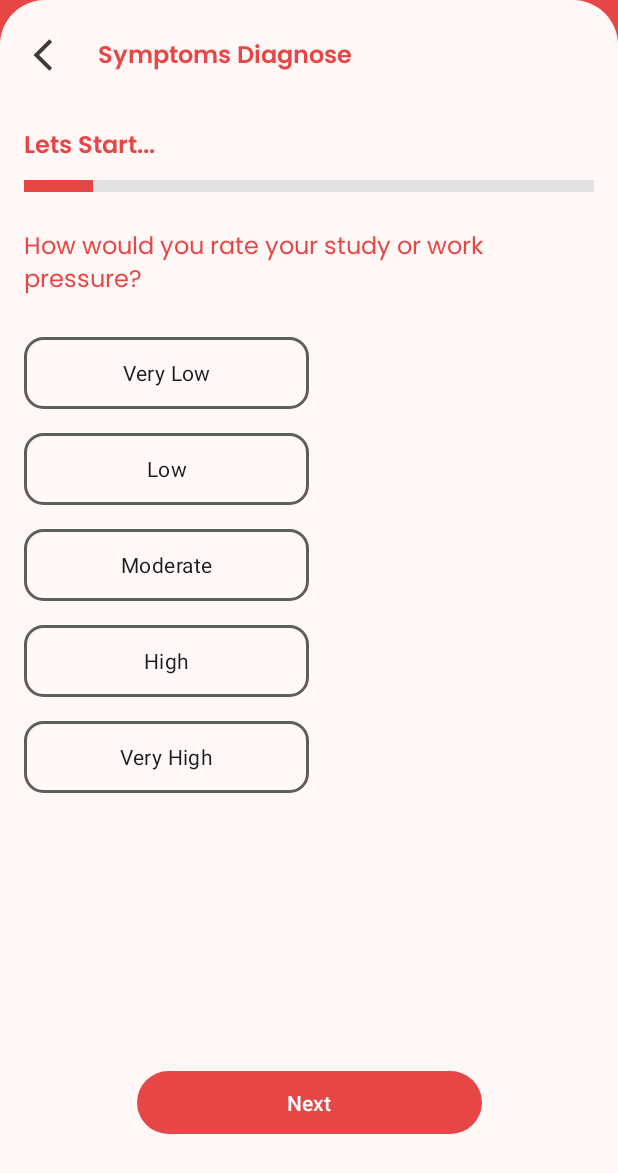
After one commit to FuadHmdn/Mental.ly-app, an Android app: the layout activity_diagnose_symptoms.xml on its own in the app's theme, with its tools: preview values and no code run, on a phone screen of 412 x 824 dp. The commit adds this screen. Shown: the top 1173 px of the screen. Run offline under Robolectric (Android 15) with nearby library versions, the phone set to English and light mode, and no system bars.

Commit message:
create input diagnose

```diff
--- a/app/src/main/AndroidManifest.xml
+++ b/app/src/main/AndroidManifest.xml
@@ -12,6 +12,9 @@
         android:supportsRtl="true"
         android:theme="@style/Theme.Mentallyapp"
         tools:targetApi="31">
+        <activity
+            android:name="com.c242ps188.mentally_app.ui.view.diagnose.DiagnoseSymptomsActivity"
+            android:exported="false" />
         <activity
             android:name="com.c242ps188.mentally_app.ui.view.detailnews.DetailNewsActivity"
             android:exported="false" />
--- /dev/null
+++ b/app/src/main/java/com/c242ps188/mentally_app/ui/view/diagnose/DiagnoseSymptomsActivity.kt
@@ -0,0 +1,105 @@
+package com.c242ps188.mentally_app.ui.view.diagnose
+
+import android.os.Bundle
+import android.util.Log
+import android.view.View
+import android.widget.AdapterView
+import android.widget.ArrayAdapter
+import android.widget.Toast
+import androidx.activity.enableEdgeToEdge
+import androidx.appcompat.app.AppCompatActivity
+import androidx.core.view.ViewCompat
+import androidx.core.view.WindowInsetsCompat
+import com.C242PS188.mentally_app.R
+import com.C242PS188.mentally_app.databinding.ActivityDiagnoseSymptomsBinding
+
+class DiagnoseSymptomsActivity : AppCompatActivity() {
+
+    private lateinit var binding: ActivityDiagnoseSymptomsBinding
+    private val ageOptions = (10..45).map { it.toString() }
+    private var diagnoseProgress = 1
+
+    override fun onCreate(savedInstanceState: Bundle?) {
+        super.onCreate(savedInstanceState)
+        enableEdgeToEdge()
+        binding = ActivityDiagnoseSymptomsBinding.inflate(layoutInflater)
+        setContentView(binding.root)
+        ViewCompat.setOnApplyWindowInsetsListener(findViewById(R.id.main)) { v, insets ->
+            val systemBars = insets.getInsets(WindowInsetsCompat.Type.systemBars())
+            v.setPadding(systemBars.left, systemBars.top, systemBars.right, 0)
+            insets
+        }
+
+        setListener()
+        updateUI()
+    }
+
+    private fun updateUI() {
+        when (diagnoseProgress) {
+            1 -> {
+                binding.diagnose1.visibility = View.VISIBLE
+                binding.diagnose2.visibility = View.GONE
+                binding.btnStart.visibility = View.VISIBLE
+                Log.d("DIAGNOSE", binding.diagnose2.visibility.toString())
+            }
+            2 -> {
+                binding.diagnose2.visibility = View.VISIBLE
+                binding.diagnose1.visibility = View.GONE
+                binding.btnStart.visibility = View.VISIBLE
+                Log.d("DIAGNOSE", binding.diagnose2.visibility.toString())
+            }
+        }
+    }
+
+
+    private fun setListener() {
+        val adapter = ArrayAdapter(
+            this,
+            android.R.layout.simple_spinner_item,
+            ageOptions
+        )
+
+        adapter.setDropDownViewResource(android.R.layout.simple_spinner_dropdown_item)
+        binding.spinnerAge.adapter = adapter
+
+        binding.spinnerAge.onItemSelectedListener = object: AdapterView.OnItemSelectedListener {
+            override fun onItemSelected(
+                parent: AdapterView<*>?,
+                view: View?,
+                position: Int,
+                id: Long
+            ) {
+                val age = parent?.getItemAtPosition(position).toString()
+                showToast(age)
+            }
+
+            override fun onNothingSelected(parent: AdapterView<*>?) {}
+
+        }
+
+        binding.radioGroupGender.setOnCheckedChangeListener { group, checkedId ->
+            when(checkedId){
+                R.id.radio_male -> {
+
+                }
+                R.id.radio_female -> {
+
+                }
+            }
+        }
+
+        binding.btnStart.setOnClickListener {
+            diagnoseProgress = 2
+            updateUI()
+            binding.diagnose2.visibility = View.VISIBLE
+        }
+
+        binding.btnBack.setOnClickListener {
+            finish()
+        }
+    }
+
+    private fun showToast(message: String){
+        Toast.makeText(this@DiagnoseSymptomsActivity, message, Toast.LENGTH_LONG).show()
+    }
+}
--- a/app/src/main/java/com/c242ps188/mentally_app/ui/view/home/HomeActivity.kt
+++ b/app/src/main/java/com/c242ps188/mentally_app/ui/view/home/HomeActivity.kt
@@ -8,6 +8,7 @@ import androidx.core.view.ViewCompat
 import androidx.core.view.WindowInsetsCompat
 import com.C242PS188.mentally_app.R
 import com.C242PS188.mentally_app.databinding.ActivityHomeBinding
+import com.c242ps188.mentally_app.ui.view.diagnose.DiagnoseSymptomsActivity
 import com.c242ps188.mentally_app.ui.view.login.LoginActivity
 
 class HomeActivity : AppCompatActivity() {
@@ -33,5 +34,10 @@ class HomeActivity : AppCompatActivity() {
             val intent = Intent(this, LoginActivity::class.java)
             startActivity(intent)
         }
+
+        bindig.cvDiagnoseFromSymptomps.setOnClickListener {
+            val intent = Intent(this, DiagnoseSymptomsActivity::class.java)
+            startActivity(intent)
+        }
     }
 }
--- /dev/null
+++ b/app/src/main/res/drawable/bg_progress_bar.xml
@@ -0,0 +1,17 @@
+<layer-list xmlns:android="http://schemas.android.com/apk/res/android">
+    <!-- Latar belakang progress bar -->
+    <item android:id="@android:id/background">
+        <shape>
+            <solid android:color="@color/md_theme_secondaryFixed" />
+        </shape>
+    </item>
+
+    <!-- Progress -->
+    <item android:id="@android:id/progress">
+        <clip>
+            <shape>
+                <solid android:color="@color/md_theme_primary" />
+            </shape>
+        </clip>
+    </item>
+</layer-list>
--- /dev/null
+++ b/app/src/main/res/drawable/bg_radio_button.xml
@@ -0,0 +1,21 @@
+<selector xmlns:android="http://schemas.android.com/apk/res/android">
+    <!-- Status ketika RadioButton dipilih -->
+    <item android:state_checked="true">
+        <shape>
+            <stroke android:width="2dp" android:color="@color/md_theme_secondary_highContrast" />
+            <solid android:color="@color/md_theme_primary" />
+            <corners android:radius="16dp" />
+            <padding android:left="16dp" android:right="16dp" android:top="8dp" android:bottom="8dp" />
+        </shape>
+    </item>
+
+    <!-- Status ketika RadioButton tidak dipilih -->
+    <item>
+        <shape>
+            <stroke android:width="2dp" android:color="@color/md_theme_secondary_highContrast" />
+            <solid android:color="@color/md_theme_background" />
+            <corners android:radius="12dp" />
+            <padding android:left="16dp" android:right="16dp" android:top="8dp" android:bottom="8dp" />
+        </shape>
+    </item>
+</selector>
--- /dev/null
+++ b/app/src/main/res/drawable/bg_spinner.xml
@@ -0,0 +1,6 @@
+<shape xmlns:android="http://schemas.android.com/apk/res/android">
+    <solid android:color="@color/md_theme_surface" />
+    <stroke android:width="1dp" android:color="@color/md_theme_primary" />
+    <corners android:radius="8dp" />
+    <padding android:left="8dp" android:right="8dp" android:top="4dp" android:bottom="4dp" />
+</shape>
--- /dev/null
+++ b/app/src/main/res/drawable/ic_arrow_back.xml
@@ -0,0 +1,5 @@
+<vector xmlns:android="http://schemas.android.com/apk/res/android" android:height="24dp" android:tint="#3C3C3C" android:viewportHeight="24" android:viewportWidth="24" android:width="24dp">
+
+    <path android:fillColor="@android:color/white" android:pathData="M17.77,3.77l-1.77,-1.77l-10,10l10,10l1.77,-1.77l-8.23,-8.23z"/>
+
+</vector>
--- /dev/null
+++ b/app/src/main/res/drawable/ic_arrow_down.xml
@@ -0,0 +1,5 @@
+<vector xmlns:android="http://schemas.android.com/apk/res/android" android:height="24dp" android:tint="#3C3C3C" android:viewportHeight="24" android:viewportWidth="24" android:width="24dp">
+
+    <path android:fillColor="@android:color/white" android:pathData="M7.41,8.59L12,13.17l4.59,-4.58L18,10l-6,6 -6,-6 1.41,-1.41z"/>
+
+</vector>
--- /dev/null
+++ b/app/src/main/res/layout/activity_diagnose_symptoms.xml
@@ -0,0 +1,324 @@
+<?xml version="1.0" encoding="utf-8"?>
+<androidx.constraintlayout.widget.ConstraintLayout xmlns:android="http://schemas.android.com/apk/res/android"
+    xmlns:app="http://schemas.android.com/apk/res-auto"
+    xmlns:tools="http://schemas.android.com/tools"
+    android:id="@+id/main"
+    android:layout_width="match_parent"
+    android:layout_height="match_parent"
+    android:background="@color/md_theme_primary"
+    tools:context="com.c242ps188.mentally_app.ui.view.diagnose.DiagnoseSymptomsActivity">
+
+    <LinearLayout
+        android:id="@+id/linearLayout"
+        android:layout_width="match_parent"
+        android:layout_height="match_parent"
+        android:background="@drawable/bg_rounded_corner"
+        android:orientation="vertical">
+
+        <LinearLayout
+            android:layout_width="wrap_content"
+            android:layout_height="wrap_content"
+            android:layout_marginStart="16dp"
+            android:layout_marginTop="24dp"
+            android:orientation="horizontal"
+            tools:ignore="UseCompoundDrawables,UselessParent">
+
+            <ImageView
+                android:id="@+id/btn_back"
+                android:layout_width="25dp"
+                android:layout_height="25dp"
+                android:contentDescription="@string/back_to_home"
+                android:src="@drawable/ic_arrow_back" />
+
+            <TextView
+                android:layout_width="wrap_content"
+                android:layout_height="wrap_content"
+                android:layout_gravity="center"
+                android:layout_marginStart="24dp"
+                android:fontFamily="@font/poppins_semibold"
+                android:text="@string/symptoms_diagnose"
+                android:textColor="@color/md_theme_primary"
+                android:textSize="16sp" />
+
+        </LinearLayout>
+
+        <!-- Diagnose -->
+        <androidx.constraintlayout.widget.ConstraintLayout
+            android:layout_width="match_parent"
+            android:layout_height="match_parent">
+
+            <!-- GENDER AND AGE -->
+            <ScrollView
+                android:layout_width="match_parent"
+                android:layout_height="0dp"
+                android:layout_marginTop="32dp"
+                android:paddingBottom="66dp"
+                app:layout_constraintStart_toStartOf="parent"
+                app:layout_constraintTop_toTopOf="parent"
+                tools:visibility="gone">
+
+                <androidx.constraintlayout.widget.ConstraintLayout
+                    android:id="@+id/diagnose_1"
+                    android:layout_width="match_parent"
+                    android:layout_height="wrap_content">
+
+                    <androidx.cardview.widget.CardView
+                        android:id="@+id/cv_gender"
+                        android:layout_width="match_parent"
+                        android:layout_height="100dp"
+                        android:layout_marginStart="16dp"
+                        android:layout_marginEnd="16dp"
+                        app:cardCornerRadius="11dp"
+                        app:layout_constraintTop_toTopOf="parent">
+
+                        <LinearLayout
+                            android:layout_width="match_parent"
+                            android:layout_height="match_parent"
+                            android:gravity="center_vertical"
+                            android:orientation="vertical"
+                            android:paddingStart="16dp"
+                            tools:ignore="RtlSymmetry">
+
+                            <TextView
+                                android:layout_width="wrap_content"
+                                android:layout_height="wrap_content"
+                                android:fontFamily="@font/poppins_semibold"
+                                android:text="@string/your_gender"
+                                android:textColor="@color/md_theme_primary"
+                                android:textSize="16sp" />
+
+                            <RadioGroup
+                                android:id="@+id/radio_group_gender"
+                                android:layout_width="wrap_content"
+                                android:layout_height="wrap_content"
+                                android:layout_marginTop="8dp"
+                                android:orientation="horizontal">
+
+                                <RadioButton
+                                    android:id="@+id/radio_male"
+                                    android:layout_width="wrap_content"
+                                    android:layout_height="wrap_content"
+                                    android:layout_marginEnd="16dp"
+                                    android:buttonTint="@color/md_theme_primary"
+                                    android:fontFamily="@font/poppins_regular"
+                                    android:text="@string/male"
+                                    android:textSize="14sp" />
+
+                                <RadioButton
+                                    android:id="@+id/radio_female"
+                                    android:layout_width="wrap_content"
+                                    android:layout_height="wrap_content"
+                                    android:buttonTint="@color/md_theme_primary"
+                                    android:fontFamily="@font/poppins_regular"
+                                    android:text="@string/female"
+                                    android:textSize="14sp" />
+                            </RadioGroup>
+
+                        </LinearLayout>
+
+                    </androidx.cardview.widget.CardView>
+
+                    <androidx.cardview.widget.CardView
+                        android:id="@+id/cv_age"
+                        android:layout_width="match_parent"
+                        android:layout_height="100dp"
+                        android:layout_marginStart="16dp"
+                        android:layout_marginTop="24dp"
+                        android:layout_marginEnd="16dp"
+                        app:cardCornerRadius="11dp"
+                        app:layout_constraintTop_toBottomOf="@id/cv_gender">
+
+                        <LinearLayout
+                            android:layout_width="match_parent"
+                            android:layout_height="match_parent"
+                            android:gravity="center_vertical"
+                            android:orientation="vertical"
+                            android:paddingStart="16dp"
+                            tools:ignore="RtlSymmetry">
+
+                            <TextView
+                                android:layout_width="wrap_content"
+                                android:layout_height="wrap_content"
+                                android:fontFamily="@font/poppins_semibold"
+                                android:text="@string/your_age"
+                                android:textColor="@color/md_theme_primary"
+                                android:textSize="16sp" />
+
+                            <LinearLayout
+                                android:layout_width="match_parent"
+                                android:layout_height="wrap_content"
+                                android:layout_marginTop="8dp"
+                                android:gravity="center_vertical"
+                                android:orientation="horizontal">
+
+                                <Spinner
+                                    android:id="@+id/spinner_age"
+                                    android:layout_width="80dp"
+                                    android:layout_height="wrap_content"
+                                    android:background="@drawable/bg_spinner"
+                                    android:padding="8dp"
+                                    android:spinnerMode="dropdown" />
+
+                                <ImageView
+                                    android:id="@+id/icon_spinner"
+                                    android:layout_width="24dp"
+                                    android:layout_height="24dp"
+                                    android:layout_gravity="center_vertical"
+                                    android:contentDescription="@string/your_age"
+                                    android:src="@drawable/ic_arrow_down" />
+
+                                <TextView
+                                    android:layout_width="wrap_content"
+                                    android:layout_height="wrap_content"
+                                    android:layout_marginStart="12dp"
+                                    android:fontFamily="@font/poppins_semibold"
+                                    android:text="@string/years"
+                                    android:textSize="16sp" />
+
+                            </LinearLayout>
+
+                        </LinearLayout>
+
+                    </androidx.cardview.widget.CardView>
+
+                </androidx.constraintlayout.widget.ConstraintLayout>
+
+            </ScrollView>
+
+            <!-- WORK PRESSURE -->
+            <ScrollView
+                android:layout_width="match_parent"
+                android:layout_height="0dp"
+                android:layout_marginTop="32dp"
+                android:paddingBottom="66dp"
+                app:layout_constraintStart_toStartOf="parent"
+                app:layout_constraintTop_toTopOf="parent"
+                tools:visibility="visible">
+
+                <androidx.constraintlayout.widget.ConstraintLayout
+                    android:id="@+id/diagnose_2"
+                    android:layout_width="match_parent"
+                    android:layout_height="wrap_content">
+
+                    <TextView
+                        android:id="@+id/tv_lets_start"
+                        android:layout_width="wrap_content"
+                        android:layout_height="wrap_content"
+                        android:layout_marginStart="16dp"
+                        android:fontFamily="@font/poppins_semibold"
+                        android:text="@string/lets_start"
+                        android:textColor="@color/md_theme_primary"
+                        android:textSize="16sp"
+                        app:layout_constraintStart_toStartOf="parent"
+                        app:layout_constraintTop_toTopOf="parent" />
+
+                    <ProgressBar
+                        android:id="@+id/progress_bar"
+                        style="?android:attr/progressBarStyleHorizontal"
+                        android:layout_width="match_parent"
+                        android:layout_height="8dp"
+                        android:layout_marginStart="16dp"
+                        android:layout_marginTop="8dp"
+                        android:layout_marginEnd="16dp"
+                        android:max="100"
+                        android:progress="12"
+                        android:progressDrawable="@drawable/bg_progress_bar"
+                        app:layout_constraintStart_toStartOf="parent"
+                        app:layout_constraintTop_toBottomOf="@id/tv_lets_start" />
+
+                    <TextView
+                        android:id="@+id/tv_pressure"
+                        android:layout_width="0dp"
+                        android:layout_height="wrap_content"
+                        android:layout_marginStart="16dp"
+                        android:layout_marginTop="24dp"
+                        android:layout_marginEnd="16dp"
+                        android:fontFamily="@font/poppins_regular"
+                        android:text="@string/how_would_you_rate_your_study_or_work_pressure"
+                        android:textColor="@color/md_theme_primary"
+                        android:textSize="16sp"
+                        app:layout_constraintEnd_toEndOf="parent"
+                        app:layout_constraintStart_toStartOf="parent"
+                        app:layout_constraintTop_toBottomOf="@id/progress_bar" />
+
+
+                    <RadioGroup
+                        android:layout_width="wrap_content"
+                        android:layout_height="wrap_content"
+                        android:layout_marginStart="16dp"
+                        android:layout_marginTop="24dp"
+                        android:layout_marginEnd="16dp"
+                        app:layout_constraintStart_toStartOf="parent"
+                        app:layout_constraintTop_toBottomOf="@id/tv_pressure">
+
+                        <RadioButton
+                            android:id="@+id/rb_very_low"
+                            android:layout_width="190dp"
+                            android:layout_height="wrap_content"
+                            android:background="@drawable/bg_radio_button"
+                            android:button="@null"
+                            android:gravity="center"
+                            android:text="@string/very_low" />
+
+                        <RadioButton
+                            android:id="@+id/rb_low"
+                            android:layout_width="190dp"
+                            android:layout_height="wrap_content"
+                            android:layout_marginTop="16dp"
+                            android:background="@drawable/bg_radio_button"
+                            android:button="@null"
+                            android:gravity="center"
+                            android:text="@string/low" />
+
+                        <RadioButton
+                            android:id="@+id/rb_moderate"
+                            android:layout_width="190dp"
+                            android:layout_height="wrap_content"
+                            android:layout_marginTop="16dp"
+                            android:background="@drawable/bg_radio_button"
+                            android:button="@null"
+                            android:gravity="center"
+                            android:text="@string/moderate" />
+
+                        <RadioButton
+                            android:id="@+id/rb_high"
+                            android:layout_width="190dp"
+                            android:layout_height="wrap_content"
+                            android:layout_marginTop="16dp"
+                            android:background="@drawable/bg_radio_button"
+                            android:button="@null"
+                            android:gravity="center"
+                            android:text="@string/high" />
+
+                        <RadioButton
+                            android:id="@+id/rb_very_high"
+                            android:layout_width="190dp"
+                            android:layout_height="wrap_content"
+                            android:layout_marginTop="16dp"
+                            android:background="@drawable/bg_radio_button"
+                            android:button="@null"
+                            android:gravity="center"
+                            android:text="@string/very_high" />
+
+                    </RadioGroup>
+
+                </androidx.constraintlayout.widget.ConstraintLayout>
+
+            </ScrollView>
+
+        </androidx.constraintlayout.widget.ConstraintLayout>
+
+    </LinearLayout>
+
+    <Button
+        android:id="@+id/btn_start"
+        android:layout_width="230dp"
+        android:layout_height="50dp"
+        android:layout_gravity="center_horizontal"
+        android:text="@string/next"
+        android:layout_marginBottom="64dp"
+        app:layout_constraintBottom_toBottomOf="@+id/linearLayout"
+        app:layout_constraintEnd_toEndOf="parent"
+        app:layout_constraintStart_toStartOf="parent" />
+
+</androidx.constraintlayout.widget.ConstraintLayout>
--- a/app/src/main/res/values/colors.xml
+++ b/app/src/main/res/values/colors.xml
@@ -98,7 +98,7 @@
     <color name="md_theme_onPrimary_highContrast">#FFFFFF</color>
     <color name="md_theme_primaryContainer_highContrast">#8B0013</color>
     <color name="md_theme_onPrimaryContainer_highContrast">#FFFFFF</color>
-    <color name="md_theme_secondary_highContrast">#212323</color>
+    <color name="md_theme_secondary_highContrast">#5F5E5E</color>
     <color name="md_theme_onSecondary_highContrast">#FFFFFF</color>
     <color name="md_theme_secondaryContainer_highContrast">#E9E9E9</color>
     <color name="md_theme_onSecondaryContainer_highContrast">#FFFFFF</color>
--- a/app/src/main/res/values/strings.xml
+++ b/app/src/main/res/values/strings.xml
@@ -37,5 +37,21 @@
     <string name="email_required">Email required</string>
     <string name="password_required">Password required</string>
     <string name="invalid_email">invalid email</string>
+    <string name="back_to_home">back to home</string>
+    <string name="symptoms_diagnose">Symptoms Diagnose</string>
+    <string name="next">Next</string>
+    <string name="your_gender">Your gender</string>
+    <string name="male">Male</string>
+    <string name="female">Female</string>
+    <string name="your_age">Your Age</string>
+    <string name="years">years</string>
+    <string name="lets_start">Lets Start...</string>
+    <string name="how_would_you_rate_your_study_or_work_pressure">How would you rate your study or work pressure?</string>
+    <string name="very_low">Very Low</string>
+    <string name="low">Low</string>
+    <string name="moderate">Moderate</string>
+    <string name="high">High</string>
+    <string name="very_high">Very High</string>
+
 
 </resources>
```
